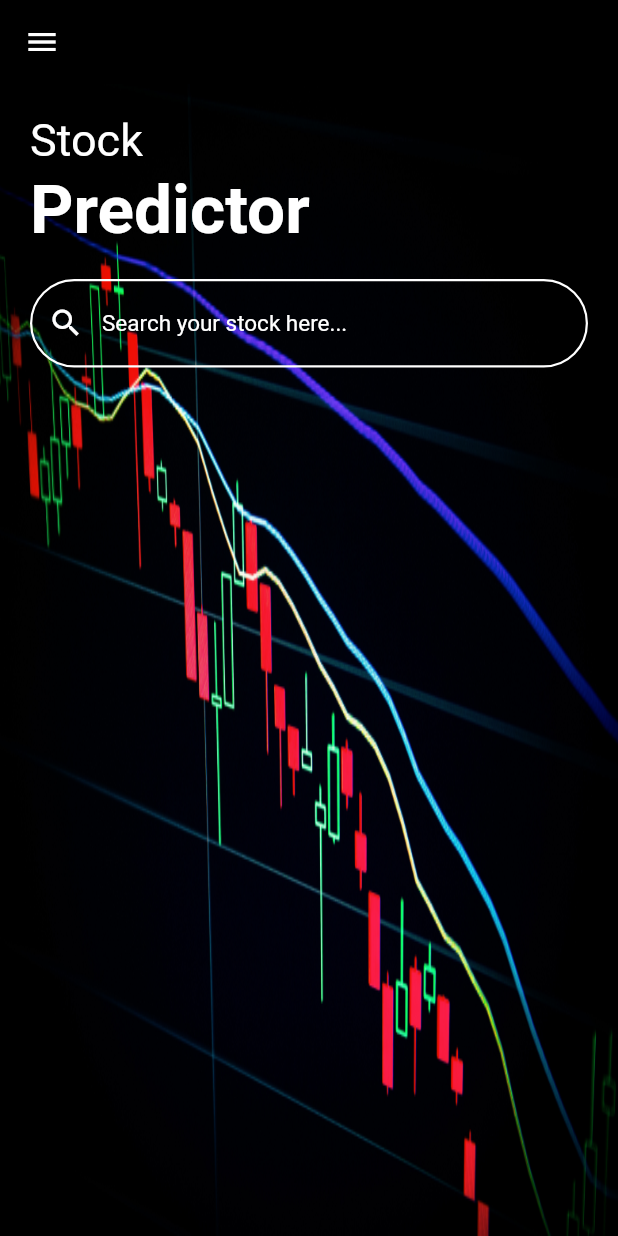
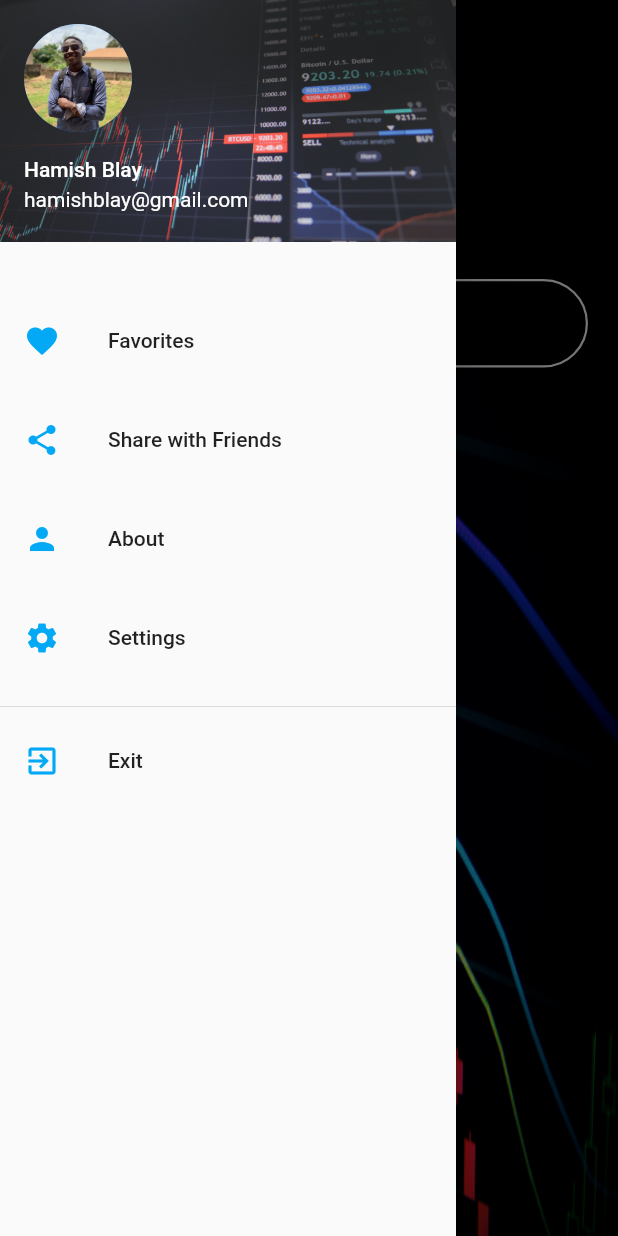
Before and after one commit to MishB1/Stock-predictor, a Flutter app: the screen it shows after launch, with the side drawer open (before the commit the screen has no drawer), on a phone screen of 412 x 824 dp. Run offline on Flutter 3.47's test engine with Material 2 defaults, Android fonts, the phone set to English and light mode, and no system bars.

Commit message:
Finished left menu NavBar

```diff
--- a/analysis_options.yaml
+++ b/analysis_options.yaml
@@ -26,6 +26,7 @@ linter:
     # prefer_single_quotes: true  # Uncomment to enable the `prefer_single_quotes` rule
     prefer_const_constructors : false
     prefer_const_literals_to_create_immutables: false
-
+    prefer_final_fields: false
+    prefer_for_files:
 # Additional information about this file can be found at
 # https://dart.dev/guides/language/analysis-options
--- /dev/null
+++ b/lib/NavBar.dart
@@ -0,0 +1,66 @@
+import 'package:flutter/material.dart';
+
+class NavBar extends StatelessWidget {
+  const NavBar({super.key});
+
+  @override
+  Widget build(BuildContext context) {
+    return  Drawer(
+      child: ListView(
+        padding: EdgeInsets.zero,
+        children: [
+          UserAccountsDrawerHeader(
+            accountName: Text('Hamish Blay'),
+            accountEmail: Text('hamishblay@gmail.com'),
+            currentAccountPicture: CircleAvatar(
+              child: ClipOval(
+                child: Image.asset('assets/images/me.jpg',
+                width: 90,
+                height: 90,
+                fit: BoxFit.cover,),
+              ),
+            ),
+            decoration: BoxDecoration(
+              color: Colors.blue,
+              image: DecorationImage(
+                image: AssetImage('assets/images/four.jpg'),
+                fit: BoxFit.cover
+              )
+            ),
+          ),
+          SizedBox(height: 30,),
+          ListTile(
+            leading: Icon(Icons.favorite, color: Colors.lightBlue,),
+            title: Text('Favorites'),
+            onTap: () => null,
+          ),
+          SizedBox(height: 10,),
+          ListTile(
+            leading: Icon(Icons.share, color: Colors.lightBlue,),
+            title: Text('Share with Friends'),
+            onTap: () => null,
+          ),
+          SizedBox(height: 10,),
+          ListTile(
+            leading: Icon(Icons.person, color: Colors.lightBlue,),
+            title: Text('About'),
+            onTap: () => null,
+          ),
+          SizedBox(height: 10,),
+          ListTile(
+            leading: Icon(Icons.settings, color: Colors.lightBlue,),
+            title: Text('Settings'),
+            onTap: () => null,
+          ),
+          SizedBox(height: 10,),
+          Divider(),
+          ListTile(
+            leading: Icon(Icons.exit_to_app, color: Colors.lightBlue,),
+            title: Text('Exit'),
+            onTap: () => null,
+          ),
+        ],
+      ),
+    );
+  }
+}
--- a/lib/main.dart
+++ b/lib/main.dart
@@ -1,6 +1,6 @@
-
 import 'package:flutter/material.dart';
 import 'package:flutter/services.dart';
+import 'package:stock_predictor/NavBar.dart';
 
 void main() => runApp(
   MaterialApp(
@@ -21,17 +21,18 @@ class _HomepageState extends State<Homepage> {
   Widget build(BuildContext context) {
     return Scaffold(
       resizeToAvoidBottomInset : false,
+      drawer: NavBar(),
       appBar: AppBar(
-          backgroundColor: Colors.black, systemOverlayStyle: SystemUiOverlayStyle.light,
-          elevation: 0,
-          leading: IconButton(
-            icon: Icon(Icons.menu, color: Colors.white,),
-            onPressed: () {},
-          ),
-        ),
+        backgroundColor: Colors.black, systemOverlayStyle: SystemUiOverlayStyle.light,
+        /*leading: IconButton(
+          icon: Icon(Icons.menu, color: Colors.white,),
+          onPressed: () {},
+        ),*/
+      ),
 
       body: Container(
         decoration: BoxDecoration(
+          color: Colors.blue,
           image: DecorationImage(
             image:AssetImage('assets/images/three.jpg'),
               fit: BoxFit.fill
```
Also changed, not shown: assets/images/me.jpg (added).
